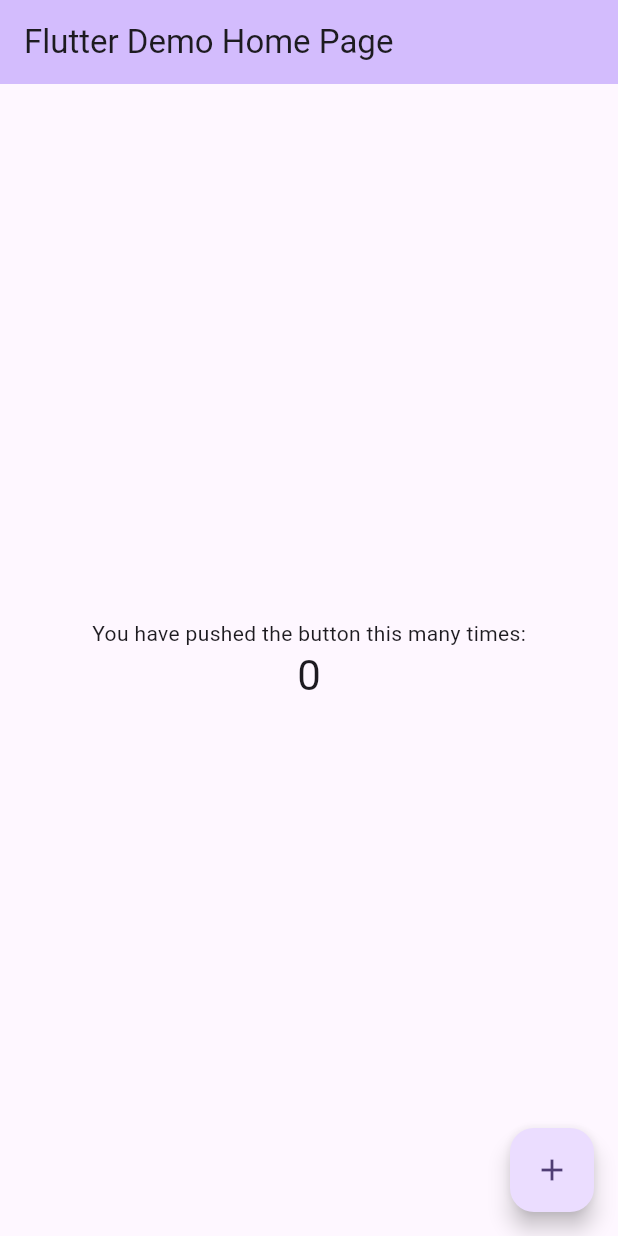
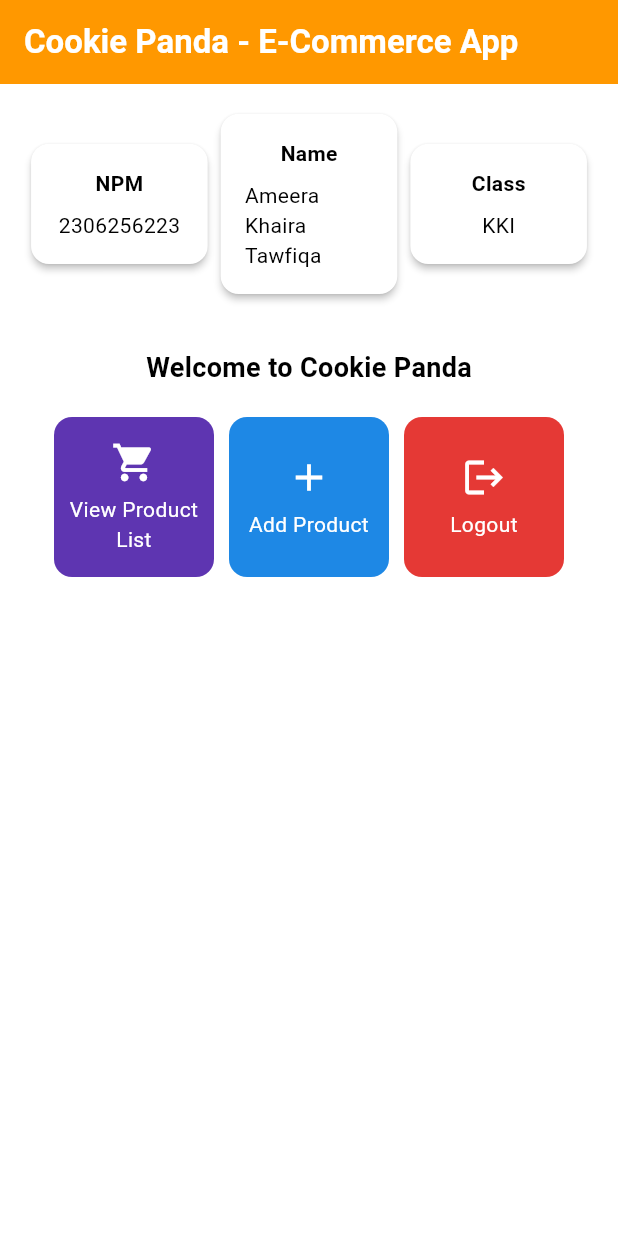
Before and after one commit to AmeeraKT/e_commerce_app_mobile, a Flutter app: the screen it shows after launch, on a phone screen of 412 x 824 dp. Run offline on Flutter 3.47's test engine with Material 3 defaults, Android fonts, the phone set to English and light mode, and no system bars.

Commit message:
Made progress for assignment 7

```diff
--- a/lib/main.dart
+++ b/lib/main.dart
@@ -1,4 +1,5 @@
 import 'package:flutter/material.dart';
+import 'package:e_commerce_app_mobile/menu.dart';
 
 void main() {
   runApp(const MyApp());
@@ -28,98 +29,12 @@
         //
         // This works for code too, not just values: Most code changes can be
         // tested with just a hot reload.
-        colorScheme: ColorScheme.fromSeed(seedColor: Colors.deepPurple),
+        colorScheme: ColorScheme.fromSwatch(
+       primarySwatch: Colors.orange,
+ ).copyWith(secondary: Colors.orange[200]),
         useMaterial3: true,
       ),
-      home: const MyHomePage(title: 'Flutter Demo Home Page'),
+      home: MyHomePage(),
     );
   }
 }
-
-class MyHomePage extends StatefulWidget {
-  const MyHomePage({super.key, required this.title});
-
-  // This widget is the home page of your application. It is stateful, meaning
-  // that it has a State object (defined below) that contains fields that affect
-  // how it looks.
-
-  // This class is the configuration for the state. It holds the values (in this
-  // case the title) provided by the parent (in this case the App widget) and
-  // used by the build method of the State. Fields in a Widget subclass are
-  // always marked "final".
-
-  final String title;
-
-  @override
-  State<MyHomePage> createState() => _MyHomePageState();
-}
-
-class _MyHomePageState extends State<MyHomePage> {
-  int _counter = 0;
-
-  void _incrementCounter() {
-    setState(() {
-      // This call to setState tells the Flutter framework that something has
-      // changed in this State, which causes it to rerun the build method below
-      // so that the display can reflect the updated values. If we changed
-      // _counter without calling setState(), then the build method would not be
-      // called again, and so nothing would appear to happen.
-      _counter++;
-    });
-  }
-
-  @override
-  Widget build(BuildContext context) {
-    // This method is rerun every time setState is called, for instance as done
-    // by the _incrementCounter method above.
-    //
-    // The Flutter framework has been optimized to make rerunning build methods
-    // fast, so that you can just rebuild anything that needs updating rather
-    // than having to individually change instances of widgets.
-    return Scaffold(
-      appBar: AppBar(
-        // TRY THIS: Try changing the color here to a specific color (to
-        // Colors.amber, perhaps?) and trigger a hot reload to see the AppBar
-        // change color while the other colors stay the same.
-        backgroundColor: Theme.of(context).colorScheme.inversePrimary,
-        // Here we take the value from the MyHomePage object that was created by
-        // the App.build method, and use it to set our appbar title.
-        title: Text(widget.title),
-      ),
-      body: Center(
-        // Center is a layout widget. It takes a single child and positions it
-        // in the middle of the parent.
-        child: Column(
-          // Column is also a layout widget. It takes a list of children and
-          // arranges them vertically. By default, it sizes itself to fit its
-          // children horizontally, and tries to be as tall as its parent.
-          //
-          // Column has various properties to control how it sizes itself and
-          // how it positions its children. Here we use mainAxisAlignment to
-          // center the children vertically; the main axis here is the vertical
-          // axis because Columns are vertical (the cross axis would be
-          // horizontal).
-          //
-          // TRY THIS: Invoke "debug painting" (choose the "Toggle Debug Paint"
-          // action in the IDE, or press "p" in the console), to see the
-          // wireframe for each widget.
-          mainAxisAlignment: MainAxisAlignment.center,
-          children: <Widget>[
-            const Text(
-              'You have pushed the button this many times:',
-            ),
-            Text(
-              '$_counter',
-              style: Theme.of(context).textTheme.headlineMedium,
-            ),
-          ],
-        ),
-      ),
-      floatingActionButton: FloatingActionButton(
-        onPressed: _incrementCounter,
-        tooltip: 'Increment',
-        child: const Icon(Icons.add),
-      ), // This trailing comma makes auto-formatting nicer for build methods.
-    );
-  }
-}
--- /dev/null
+++ b/lib/menu.dart
@@ -0,0 +1,189 @@
+import 'package:flutter/material.dart';
+
+class MyHomePage extends StatelessWidget {
+  final String npm = '2306256223'; // NPM
+  final String name = 'Ameera Khaira Tawfiqa'; // Name
+  final String className = 'KKI'; // Class
+  final List<ItemHomepage> items = [
+      ItemHomepage("View Product List", Icons.shopping_cart, Colors.deepPurple[600]!),
+      ItemHomepage("Add Product", Icons.add,  Colors.blue[600]!),
+      ItemHomepage("Logout", Icons.logout,  Colors.red[600]!),
+    ];
+  MyHomePage({super.key});
+
+    @override
+  Widget build(BuildContext context) {
+    // Scaffold provides the basic structure of the page with the AppBar and body.
+    return Scaffold(
+      // AppBar is the top part of the page that displays the title.
+      appBar: AppBar(
+        // The title of the application "E-Commerce App" with white text and bold font.
+        title: const Text(
+          'Cookie Panda - E-Commerce App',
+          style: TextStyle(
+            color: Colors.white,
+            fontWeight: FontWeight.bold,
+          ),
+        ),
+        // The background color of the AppBar is obtained from the application theme color scheme.
+        backgroundColor: Theme.of(context).colorScheme.primary,
+      ),
+      // Body of the page with paddings around it.
+      body: Padding(
+        padding: const EdgeInsets.all(16.0),
+        // Place the widget vertically in a column.
+        child: Column(
+          crossAxisAlignment: CrossAxisAlignment.center,
+          children: [
+            // Row to display 3 InfoCard horizontally.
+            Row(
+              mainAxisAlignment: MainAxisAlignment.spaceEvenly,
+              children: [
+                InfoCard(title: 'NPM', content: npm),
+                InfoCard(title: 'Name', content: name),
+                InfoCard(title: 'Class', content: className),
+              ],
+            ),
+
+            // Give a vertical space of 16 units.
+            const SizedBox(height: 16.0),
+
+            // Place the following widget in the center of the page.
+            Center(
+              child: Column(
+                // Place the text and grid item vertically.
+
+                children: [
+                  // Display the welcome message with bold font and size 18.
+                  const Padding(
+                    padding: EdgeInsets.only(top: 16.0),
+                    child: Text(
+                      'Welcome to Cookie Panda',
+                      style: TextStyle(
+                        fontWeight: FontWeight.bold,
+                        fontSize: 18.0,
+                      ),
+                    ),
+                  ),
+
+                  // Grid to display ItemCard in a 3 column grid.
+                  GridView.count(
+                    primary: true,
+                    padding: const EdgeInsets.all(20),
+                    crossAxisSpacing: 10,
+                    mainAxisSpacing: 10,
+                    crossAxisCount: 3,
+                    // To ensure that the grid fits its height.
+                    shrinkWrap: true,
+
+                    // Display ItemCard for each item in the items list.
+                    children: items.map((ItemHomepage item) {
+                      return ItemCard(item);
+                    }).toList(),
+                  ),
+                ],
+              ),
+            ),
+          ],
+        ),
+      ),
+    );
+  }
+}
+
+// For displaying the buttons
+class ItemCard extends StatelessWidget {
+  // Display the card with an icon and name.
+
+  final ItemHomepage item;
+
+  const ItemCard(this.item, {super.key});
+
+  @override
+  Widget build(BuildContext context) {
+    return Material(
+      // Specify the background color of the application theme.
+      color: item.color,
+      // Round the card border.
+      borderRadius: BorderRadius.circular(12),
+
+      child: InkWell(
+        // Action when the card is pressed.
+        onTap: () {
+          // Display the SnackBar message when the card is pressed.
+          ScaffoldMessenger.of(context)
+            ..hideCurrentSnackBar()
+            ..showSnackBar(
+              SnackBar(content: Text("You have pressed the ${item.name} button!"))
+            );
+        },
+        // Container to store the Icon and Text
+        child: Container(
+          padding: const EdgeInsets.all(8),
+          child: Center(
+            child: Column(
+              // Place the Icon and Text in the center of the card.
+              mainAxisAlignment: MainAxisAlignment.center,
+              children: [
+                Icon(
+                  item.icon,
+                  color: Colors.white,
+                  size: 30.0,
+                ),
+                const Padding(padding: EdgeInsets.all(3)),
+                Text(
+                  item.name,
+                  textAlign: TextAlign.center,
+                  style: const TextStyle(color: Colors.white),
+                ),
+              ],
+            ),
+          ),
+        ),
+      ),
+    );
+  }
+
+}
+
+class InfoCard extends StatelessWidget {
+  // Card information that displays the title and content.
+
+  final String title;  // Card title.
+  final String content;  // Card content.
+
+  const InfoCard({super.key, required this.title, required this.content});
+
+  @override
+  Widget build(BuildContext context) {
+    return Card(
+      // Create a card box with a shadow.
+      elevation: 2.0,
+      child: Container(
+        // Set the size and spacing within the card.
+        width: MediaQuery.of(context).size.width / 3.5, // Adjust with the width of the device used.
+        padding: const EdgeInsets.all(16.0),
+        // Place the title and content vertically.
+        child: Column(
+          children: [
+            Text(
+              title,
+              style: const TextStyle(fontWeight: FontWeight.bold),
+            ),
+            const SizedBox(height: 8.0),
+            Text(content),
+          ],
+        ),
+      ),
+    );
+  }
+}
+
+// Icons class
+class ItemHomepage {
+  final String name;
+  final IconData icon;
+  final Color color; // New property
+
+  ItemHomepage(this.name, this.icon, this.color); // Added color parameter
+}
```
Also changed, not shown: 1 other file.
